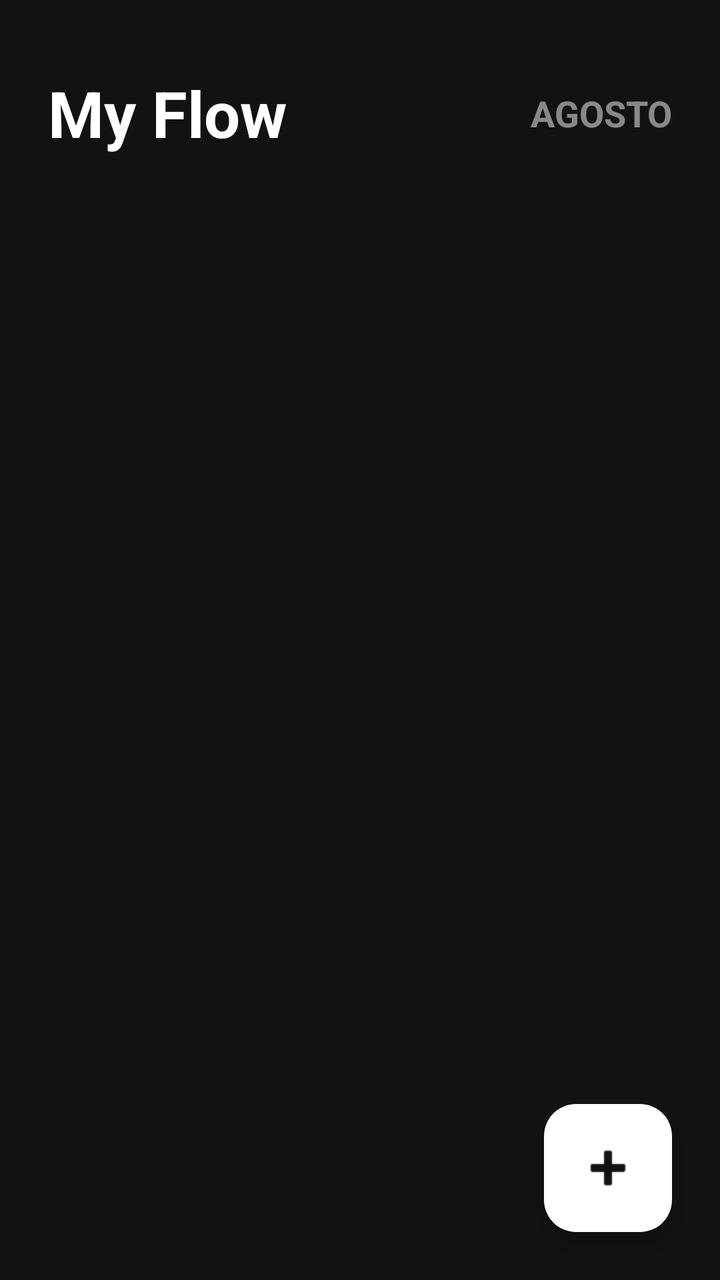
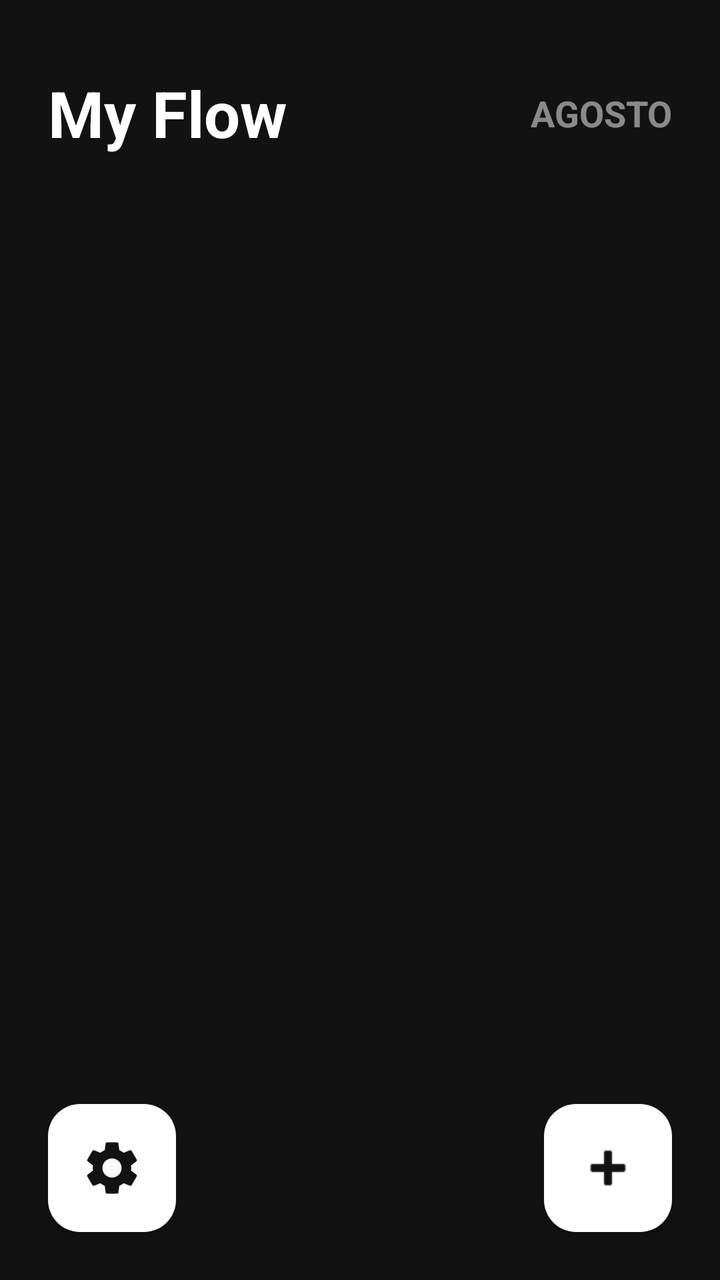

Two renders of the same Android screen: before a commit and after it. Below are the layout's source before the change and the commit's diff.
<!-- AndroidManifest.xml: application theme Theme.FlowWidget -->
<!-- res/layout/activity_settings.xml -->
<?xml version="1.0" encoding="utf-8"?>
<androidx.coordinatorlayout.widget.CoordinatorLayout xmlns:android="http://schemas.android.com/apk/res/android"
    xmlns:app="http://schemas.android.com/apk/res-auto"
    android:layout_width="match_parent"
    android:layout_height="match_parent"
    android:background="#121212">

    <LinearLayout
        android:layout_width="match_parent"
        android:layout_height="match_parent"
        android:orientation="vertical">

        <RelativeLayout
            android:layout_width="match_parent"
            android:layout_height="wrap_content"
            android:layout_marginHorizontal="24dp"
            android:layout_marginTop="35dp">

            
            <TextView
                android:layout_width="wrap_content"
                android:layout_height="wrap_content"
                android:text="My Flow"
                android:textColor="#FFFFFF"
                android:textSize="32sp"
                android:textStyle="bold" />

            
            <TextView
                android:id="@+id/tv_current_month"
                android:layout_width="wrap_content"
                android:layout_height="wrap_content"
                android:layout_alignParentEnd="true"
                android:layout_centerVertical="true"
                android:text="AGOSTO"
                android:textColor="#80FFFFFF"
                android:textSize="18sp"
                android:textStyle="bold"
                android:textAllCaps="true" />

        </RelativeLayout>

        
        <androidx.recyclerview.widget.RecyclerView
            android:id="@+id/rv_calendar"
            android:layout_width="match_parent"
            android:layout_height="210dp"
            android:layout_marginHorizontal="16dp"
            android:layout_marginTop="16dp"
            android:layout_marginBottom="16dp"
            android:overScrollMode="never" />

        <androidx.recyclerview.widget.RecyclerView
            android:id="@+id/rv_routines"
            android:layout_width="match_parent"
            android:layout_height="match_parent"
            android:clipToPadding="false"
            android:paddingBottom="88dp"
            app:layoutManager="androidx.recyclerview.widget.LinearLayoutManager"
            app:reverseLayout="true"
            app:stackFromEnd="true" />

    </LinearLayout>

    <com.google.android.material.floatingactionbutton.FloatingActionButton
        android:id="@+id/fab_add"
        android:layout_width="wrap_content"
        android:layout_height="wrap_content"
        android:layout_gravity="bottom|end"
        android:layout_margin="24dp"
        android:src="@android:drawable/ic_input_add"
        app:backgroundTint="#FFFFFF"
        app:fabCustomSize="64dp"
        app:maxImageSize="32dp"
        app:tint="#121212" />

</androidx.coordinatorlayout.widget.CoordinatorLayout>
<!-- resources referenced by this layout -->
<resources>
  <style name="Theme.FlowWidget" parent="Theme.Material3.DayNight.NoActionBar">
          
          <item name="colorPrimary">#FFFFFF</item>
          <item name="android:windowBackground">#121212</item>
          <item name="android:statusBarColor">#121212</item>
      </style>
</resources>

<!-- the commit's change to res/layout/activity_settings.xml (unified diff, before → after) -->
@@ -63,6 +63,18 @@
     </LinearLayout>
 
     <com.google.android.material.floatingactionbutton.FloatingActionButton
+        android:id="@+id/fab_settings"
+        android:layout_width="wrap_content"
+        android:layout_height="wrap_content"
+        android:layout_gravity="bottom|start"
+        android:layout_margin="24dp"
+        android:src="@drawable/ic_settings_gear"
+        app:backgroundTint="#FFFFFF"
+        app:fabCustomSize="64dp"
+        app:maxImageSize="32dp"
+        app:tint="#121212" />
+
+    <com.google.android.material.floatingactionbutton.FloatingActionButton
         android:id="@+id/fab_add"
         android:layout_width="wrap_content"
         android:layout_height="wrap_content"
<!-- resource entries referenced after the edit -->
@@ -1,5 +1,16 @@
 <!-- resources referenced by this layout -->
 <resources>
+  <!-- drawable ic_settings_gear (drawable) -->
+  <vector xmlns:android="http://schemas.android.com/apk/res/android"
+      android:width="24dp"
+      android:height="24dp"
+      android:viewportWidth="24"
+      android:viewportHeight="24"
+      android:tint="#000000">
+    <path
+        android:fillColor="@android:color/white"
+        android:pathData="M19.14,12.94c0.04,-0.3 0.06,-0.61 0.06,-0.94c0,-0.32 -0.02,-0.64 -0.07,-0.94l2.03,-1.58c0.18,-0.14 0.23,-0.41 0.12,-0.61l-1.92,-3.32c-0.12,-0.22 -0.37,-0.29 -0.59,-0.22l-2.39,0.96c-0.5,-0.38 -1.03,-0.7 -1.62,-0.94L14.4,2.81c-0.04,-0.24 -0.24,-0.41 -0.48,-0.41h-3.84c-0.24,0 -0.43,0.17 -0.47,0.41L9.25,5.35C8.66,5.59 8.12,5.92 7.63,6.29L5.24,5.33c-0.22,-0.08 -0.47,0 -0.59,0.22L2.74,8.87C2.62,9.08 2.66,9.34 2.86,9.48l2.03,1.58C4.84,11.36 4.81,11.67 4.81,12c0,0.33 0.02,0.64 0.07,0.94l-2.03,1.58c-0.18,0.14 -0.23,0.41 -0.12,0.61l1.92,3.32c0.12,0.22 0.37,0.29 0.59,0.22l2.39,-0.96c0.5,0.38 1.03,0.7 1.62,0.94l0.36,2.54c0.05,0.24 0.24,0.41 0.48,0.41h3.84c0.24,0 0.44,-0.17 0.47,-0.41l0.36,-2.54c0.59,-0.24 1.13,-0.56 1.62,-0.94l2.39,0.96c0.22,0.08 0.47,0 0.59,-0.22l1.92,-3.32c0.12,-0.22 0.07,-0.47 -0.12,-0.61L19.14,12.94zM12,15.6c-1.98,0 -3.6,-1.62 -3.6,-3.6s1.62,-3.6 3.6,-3.6s3.6,1.62 3.6,3.6S13.98,15.6 12,15.6z"/>
+  </vector>
   <style name="Theme.FlowWidget" parent="Theme.Material3.DayNight.NoActionBar">
           
           <item name="colorPrimary">#FFFFFF</item>
